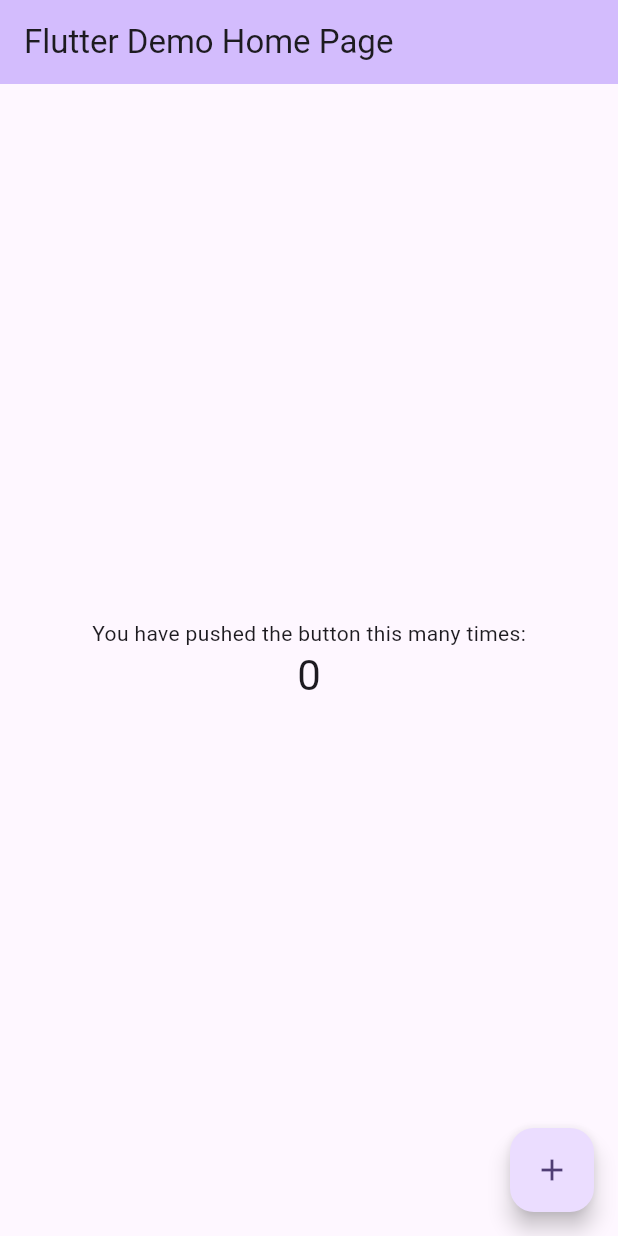
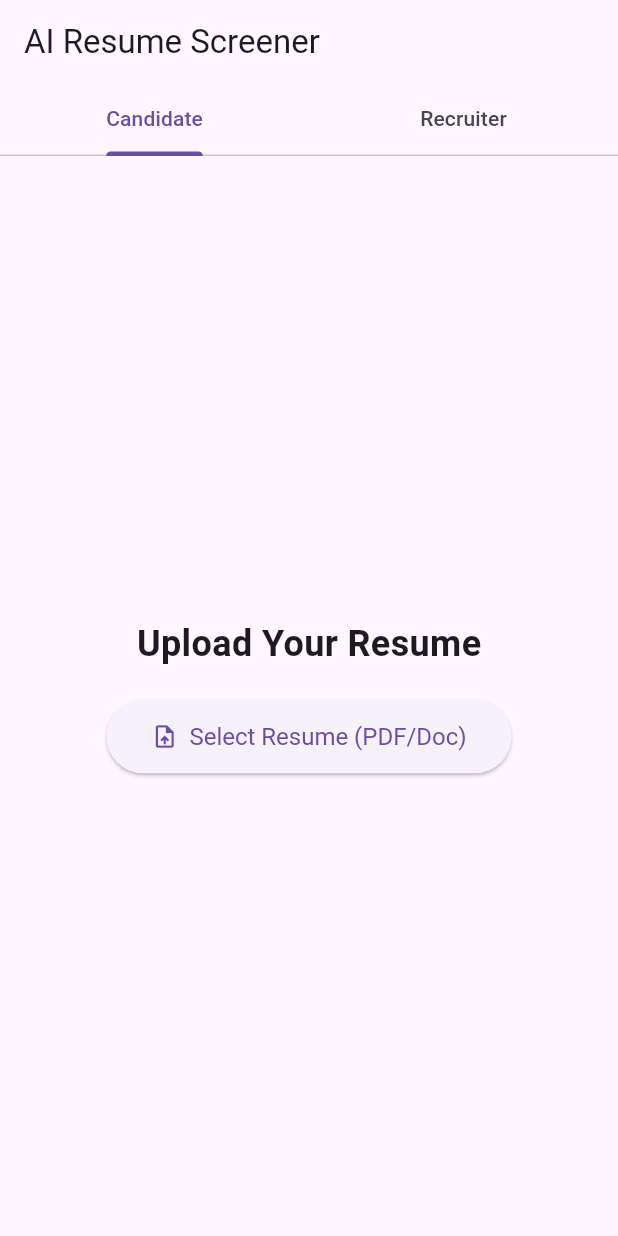
Before and after one commit to could-ai/019928ad-0b70-786a-a16b-8c1a042b55cc, a Flutter app: the screen it shows after launch, on a phone screen of 412 x 824 dp. Run offline on Flutter 3.47's test engine with Material 3 defaults, Android fonts, the phone set to English and light mode, and no system bars.

Commit message:
I have updated the main application file to support a tab-based navigation structure. The new design includes a `TabBarController` that creates two tabs: "Candidate" and "Recruiter," allowing users to switch between the candidate resume upload view and the recruiter dashboard. This replaces the old default layout with a more organized and intuitive interface.; I have created a new `Resume` model to serve as the data structure for resumes within the application. This model includes fields for `id`, `candidateName`, `filePath`, and `score`, which will be used to manage and display resume information. This addition is a foundational step in building the resume processing and ranking features.; I have introduced a new `Job` model to define the structure for job-related data. This model includes `id`, `title`, and `description` fields, which will be essential for storing and managing job postings. This is a key step in developing the job matching functionality of the application.; I have designed and implemented the initial UI for the candidate resume upload screen. This new screen provides a clean and straightforward interface for users to upload their resumes, featuring a prominent "Upload Your Resume" title and a "Select Resume" button. This is the first step in building the candidate-facing functionality of the application.; I have developed the initial version of the recruiter dashboard, which now displays a list of candidate resumes with their corresponding match scores. The UI is designed to be intuitive, with each resume presented in a card format that includes the candidate's name and score. This screen is a key component of the recruiter-facing functionality and sets the stage for future enhancements, such as detailed resume views and AI-powered feedback.

```diff
--- a/usr/lib/main.dart
+++ b/usr/lib/main.dart
@@ -1,4 +1,6 @@
 import 'package:flutter/material.dart';
+import 'screens/candidate_upload_screen.dart';
+import 'screens/recruiter_dashboard_screen.dart';
 
 void main() {
   runApp(const MyApp());
@@ -7,114 +9,62 @@ void main() {
 class MyApp extends StatelessWidget {
   const MyApp({super.key});
 
-  // This widget is the root of your application.
   @override
   Widget build(BuildContext context) {
     return MaterialApp(
-      title: 'Flutter Demo',
+      title: 'Resume Screener',
       debugShowCheckedModeBanner: false,
       theme: ThemeData(
-        // This is the theme of your application.
-        //
-        // TRY THIS: Try running your application with "flutter run". You'll see
-        // the application has a purple toolbar. Then, without quitting the app,
-        // try changing the seedColor in the colorScheme below to Colors.green
-        // and then invoke "hot reload" (save your changes or press the "hot
-        // reload" button in a Flutter-supported IDE, or press "r" if you used
-        // the command line to start the app).
-        //
-        // Notice that the counter didn't reset back to zero; the application
-        // state is not lost during the reload. To reset the state, use hot
-        // restart instead.
-        //
-        // This works for code too, not just values: Most code changes can be
-        // tested with just a hot reload.
-        colorScheme: ColorScheme.fromSeed(seedColor: Colors.deepPurple),
+        primarySwatch: Colors.blue,
+        visualDensity: VisualDensity.adaptivePlatformDensity,
       ),
-      home: const MyHomePage(title: 'Flutter Demo Home Page'),
+      home: const MainScreen(),
     );
   }
 }
 
-class MyHomePage extends StatefulWidget {
-  const MyHomePage({super.key, required this.title});
-
-  // This widget is the home page of your application. It is stateful, meaning
-  // that it has a State object (defined below) that contains fields that affect
-  // how it looks.
-
-  // This class is the configuration for the state. It holds the values (in this
-  // case the title) provided by the parent (in this case the App widget) and
-  // used by the build method of the State. Fields in a Widget subclass are
-  // always marked "final".
-
-  final String title;
+class MainScreen extends StatefulWidget {
+  const MainScreen({super.key});
 
   @override
-  State<MyHomePage> createState() => _MyHomePageState();
+  _MainScreenState createState() => _MainScreenState();
 }
 
-class _MyHomePageState extends State<MyHomePage> {
-  int _counter = 0;
+class _MainScreenState extends State<MainScreen> with SingleTickerProviderStateMixin {
+  late TabController _tabController;
 
-  void _incrementCounter() {
-    setState(() {
-      // This call to setState tells the Flutter framework that something has
-      // changed in this State, which causes it to rerun the build method below
-      // so that the display can reflect the updated values. If we changed
-      // _counter without calling setState(), then the build method would not be
-      // called again, and so nothing would appear to happen.
-      _counter++;
-    });
+  @override
+  void initState() {
+    super.initState();
+    _tabController = TabController(length: 2, vsync: this);
+  }
+
+  @override
+  void dispose() {
+    _tabController.dispose();
+    super.dispose();
   }
 
   @override
   Widget build(BuildContext context) {
-    // This method is rerun every time setState is called, for instance as done
-    // by the _incrementCounter method above.
-    //
-    // The Flutter framework has been optimized to make rerunning build methods
-    // fast, so that you can just rebuild anything that needs updating rather
-    // than having to individually change instances of widgets.
     return Scaffold(
       appBar: AppBar(
-        // TRY THIS: Try changing the color here to a specific color (to
-        // Colors.amber, perhaps?) and trigger a hot reload to see the AppBar
-        // change color while the other colors stay the same.
-        backgroundColor: Theme.of(context).colorScheme.inversePrimary,
-        // Here we take the value from the MyHomePage object that was created by
-        // the App.build method, and use it to set our appbar title.
-        title: Text(widget.title),
-      ),
-      body: Center(
-        // Center is a layout widget. It takes a single child and positions it
-        // in the middle of the parent.
-        child: Column(
-          // Column is also a layout widget. It takes a list of children and
-          // arranges them vertically. By default, it sizes itself to fit its
-          // children horizontally, and tries to be as tall as its parent.
-          //
-          // Column has various properties to control how it sizes itself and
-          // how it positions its children. Here we use mainAxisAlignment to
-          // center the children vertically; the main axis here is the vertical
-          // axis because Columns are vertical (the cross axis would be
-          // horizontal).
-          //
-          // TRY THIS: Invoke "debug painting" (choose the "Toggle Debug Paint"
-          // action in the IDE, or press "p" in the console), to see the
-          // wireframe for each widget.
-          mainAxisAlignment: MainAxisAlignment.center,
-          children: <Widget>[
-            const Text('You have pushed the button this many times:'),
-            Text('$_counter', style: Theme.of(context).textTheme.headlineMedium),
+        title: const Text('AI Resume Screener'),
+        bottom: TabBar(
+          controller: _tabController,
+          tabs: const [
+            Tab(text: 'Candidate'),
+            Tab(text: 'Recruiter'),
           ],
         ),
       ),
-      floatingActionButton: FloatingActionButton(
-        onPressed: _incrementCounter,
-        tooltip: 'Increment',
-        child: const Icon(Icons.add),
-      ), // This trailing comma makes auto-formatting nicer for build methods.
+      body: TabBarView(
+        controller: _tabController,
+        children: const [
+          CandidateUploadScreen(),
+          RecruiterDashboardScreen(),
+        ],
+      ),
     );
   }
 }
--- /dev/null
+++ b/usr/lib/models/job.dart
@@ -0,0 +1,11 @@
+class Job {
+  final String id;
+  final String title;
+  final String description;
+
+  Job({
+    required this.id,
+    required this.title,
+    required this.description,
+  });
+}
--- /dev/null
+++ b/usr/lib/models/resume.dart
@@ -0,0 +1,13 @@
+class Resume {
+  final String id;
+  final String candidateName;
+  final String filePath;
+  final double score;
+
+  Resume({
+    required this.id,
+    required this.candidateName,
+    required this.filePath,
+    required this.score,
+  });
+}
--- /dev/null
+++ b/usr/lib/screens/candidate_upload_screen.dart
@@ -0,0 +1,37 @@
+import 'package:flutter/material.dart';
+
+class CandidateUploadScreen extends StatelessWidget {
+  const CandidateUploadScreen({super.key});
+
+  @override
+  Widget build(BuildContext context) {
+    return Scaffold(
+      body: Center(
+        child: Padding(
+          padding: const EdgeInsets.all(16.0),
+          child: Column(
+            mainAxisAlignment: MainAxisAlignment.center,
+            children: [
+              const Text(
+                'Upload Your Resume',
+                style: TextStyle(fontSize: 24, fontWeight: FontWeight.bold),
+              ),
+              const SizedBox(height: 20),
+              ElevatedButton.icon(
+                onPressed: () {
+                  // File upload logic will be implemented here
+                },
+                icon: const Icon(Icons.upload_file),
+                label: const Text('Select Resume (PDF/Doc)'),
+                style: ElevatedButton.styleFrom(
+                  padding: const EdgeInsets.symmetric(horizontal: 30, vertical: 15),
+                  textStyle: const TextStyle(fontSize: 16),
+                ),
+              ),
+            ],
+          ),
+        ),
+      ),
+    );
+  }
+}
--- /dev/null
+++ b/usr/lib/screens/recruiter_dashboard_screen.dart
@@ -0,0 +1,39 @@
+import 'package:flutter/material.dart';
+import '../models/resume.dart';
+
+class RecruiterDashboardScreen extends StatelessWidget {
+  const RecruiterDashboardScreen({super.key});
+
+  @override
+  Widget build(BuildContext context) {
+    // Dummy data for demonstration
+    final List<Resume> resumes = [
+      Resume(id: '1', candidateName: 'John Doe', filePath: '/path/to/resume1.pdf', score: 92.5),
+      Resume(id: '2', candidateName: 'Jane Smith', filePath: '/path/to/resume2.pdf', score: 88.0),
+      Resume(id: '3', candidateName: 'Peter Jones', filePath: '/path/to/resume3.doc', score: 85.2),
+    ];
+
+    return Scaffold(
+      body: ListView.builder(
+        itemCount: resumes.length,
+        itemBuilder: (context, index) {
+          final resume = resumes[index];
+          return Card(
+            margin: const EdgeInsets.symmetric(horizontal: 16, vertical: 8),
+            child: ListTile(
+              leading: CircleAvatar(
+                child: Text('${index + 1}'),
+              ),
+              title: Text(resume.candidateName),
+              subtitle: Text('Score: ${resume.score}%'),
+              trailing: const Icon(Icons.arrow_forward_ios),
+              onTap: () {
+                // Navigate to resume details and AI suggestions
+              },
+            ),
+          );
+        },
+      ),
+    );
+  }
+}
```
